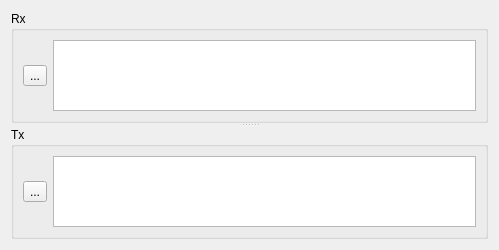
Before: the Qt Designer form forms/traffic.ui in t0beers/ndlcom, drawn with Qt 5.
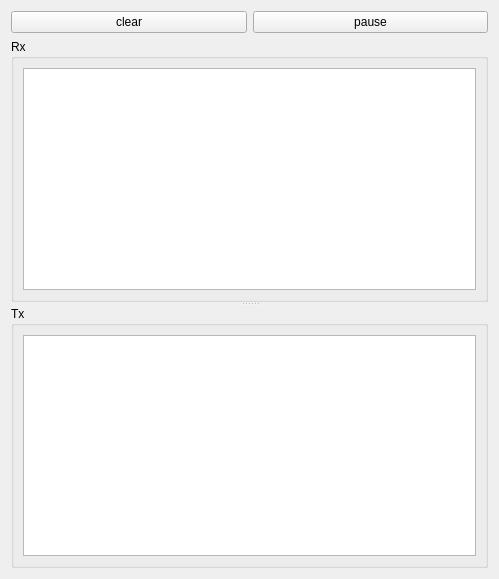
After: the same form once the commit is applied.

Commit message:
[lib/NDLCom] interface traffic: improved visibility by coloured flags in raw traffic
using QSyntaxHighlighter to colour certain regexpressed strings inside the raw
data stream. these are the protocol flags (7e) and the escaped flags resulting
from this one. see tooltip.

repair old "improvements", done yesterday...

smaller code by "using namespace NDLCom;"

What changed in the file:
```diff
--- a/forms/traffic.ui
+++ b/forms/traffic.ui
@@ -7,7 +7,7 @@
     <x>0</x>
     <y>0</y>
     <width>499</width>
-    <height>250</height>
+    <height>579</height>
    </rect>
   </property>
   <property name="minimumSize">
@@ -20,6 +20,27 @@
    <string>Form</string>
   </property>
   <layout class="QVBoxLayout" name="verticalLayout">
+   <item>
+    <layout class="QHBoxLayout" name="horizontalLayout_3">
+     <item>
+      <widget class="QPushButton" name="clear">
+       <property name="text">
+        <string>clear</string>
+       </property>
+      </widget>
+     </item>
+     <item>
+      <widget class="QPushButton" name="pause">
+       <property name="text">
+        <string>pause</string>
+       </property>
+       <property name="checkable">
+        <bool>true</bool>
+       </property>
+      </widget>
+     </item>
+    </layout>
+   </item>
    <item>
     <widget class="QSplitter" name="splitter">
      <property name="orientation">
@@ -30,13 +51,6 @@
        <string>Rx</string>
       </property>
       <layout class="QHBoxLayout" name="horizontalLayout">
-       <item>
-        <widget class="QToolButton" name="clearRx">
-         <property name="text">
-          <string>...</string>
-         </property>
-        </widget>
-       </item>
        <item>
         <widget class="QPlainTextEdit" name="plainTextEdit_Rx">
          <property name="font">
@@ -51,6 +65,18 @@
          <property name="styleSheet">
           <string notr="true"/>
          </property>
+         <property name="undoRedoEnabled">
+          <bool>false</bool>
+         </property>
+         <property name="readOnly">
+          <bool>true</bool>
+         </property>
+         <property name="maximumBlockCount">
+          <number>100</number>
+         </property>
+         <property name="centerOnScroll">
+          <bool>false</bool>
+         </property>
         </widget>
        </item>
       </layout>
@@ -60,13 +86,6 @@
        <string>Tx</string>
       </property>
       <layout class="QHBoxLayout" name="horizontalLayout_2">
-       <item>
-        <widget class="QToolButton" name="clearTx">
-         <property name="text">
-          <string>...</string>
-         </property>
-        </widget>
-       </item>
        <item>
         <widget class="QPlainTextEdit" name="plainTextEdit_Tx">
          <property name="font">
@@ -75,8 +94,8 @@
            <pointsize>10</pointsize>
           </font>
          </property>
-         <property name="lineWrapMode">
-          <enum>QPlainTextEdit::NoWrap</enum>
+         <property name="undoRedoEnabled">
+          <bool>false</bool>
          </property>
          <property name="readOnly">
           <bool>true</bool>
```
Left out of the diff: 26 changed lines with no effect on the pictures. The commit also changes 3 other files.
